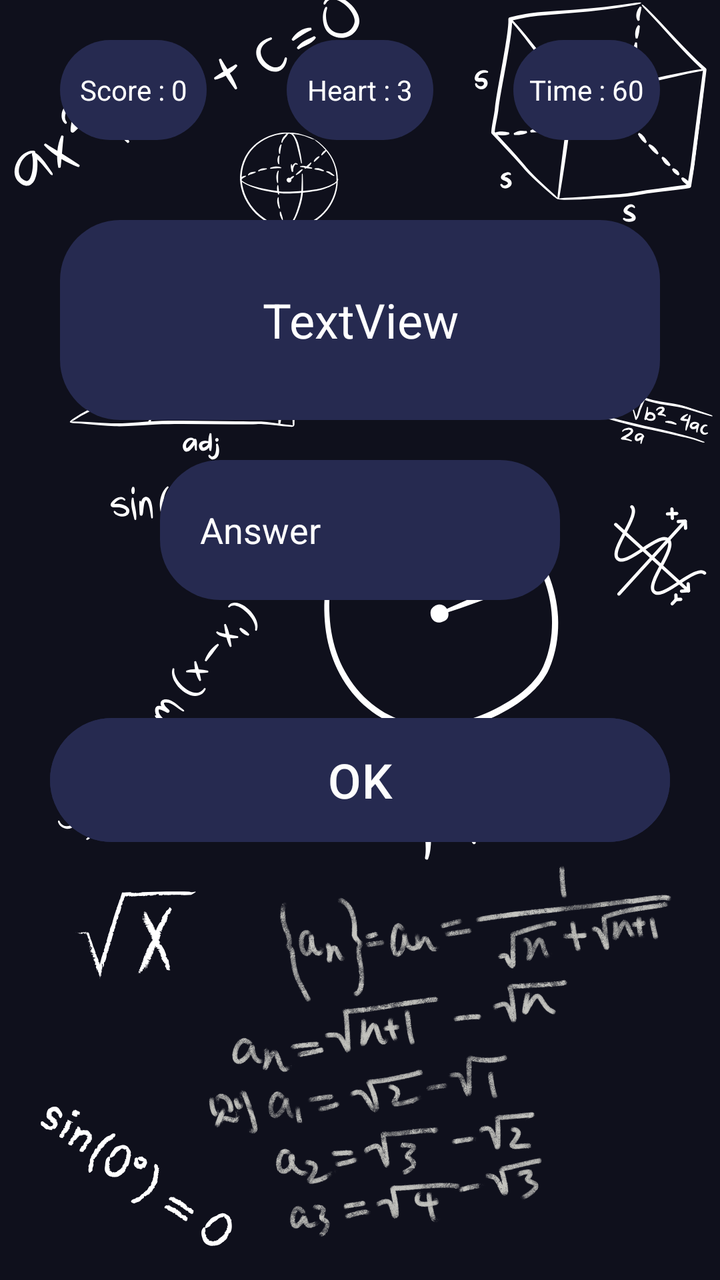
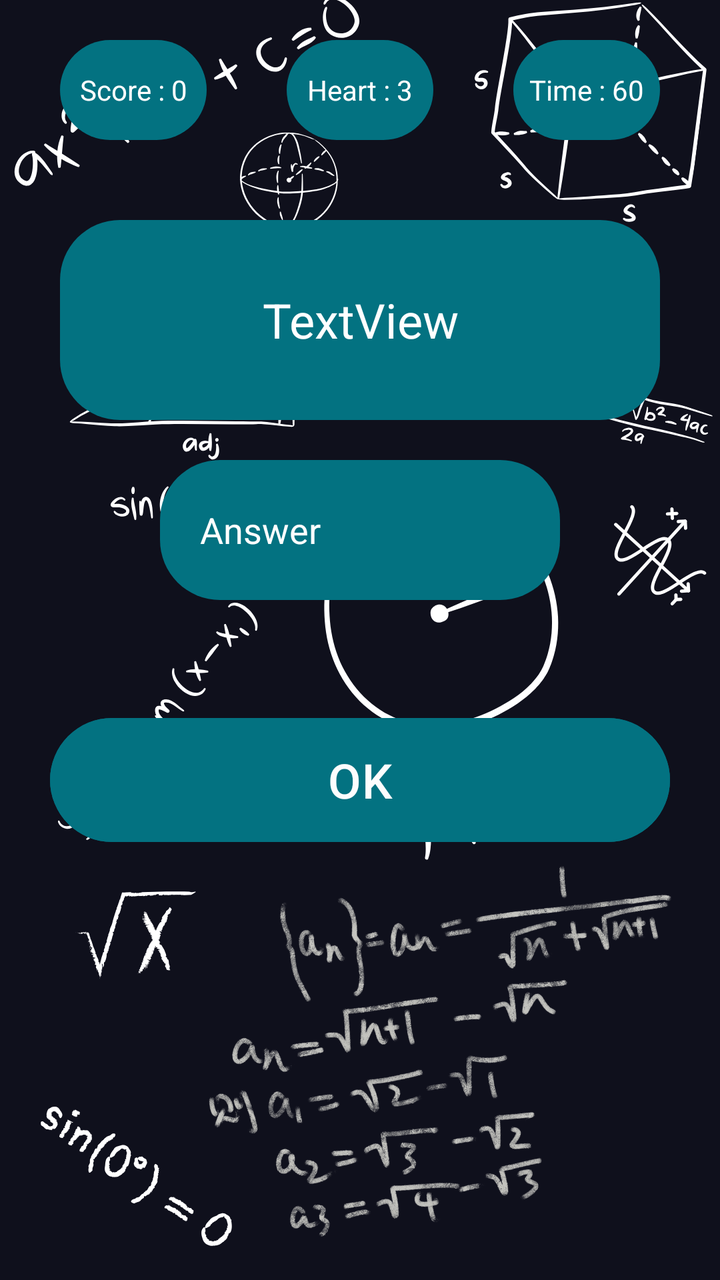

Screens rendered from an Android XML layout before and after an edit, with the pre-edit source and the edit as a unified diff.
<!-- AndroidManifest.xml: application theme Theme.MathsGame -->
<!-- res/layout/activity_multiply.xml -->
<?xml version="1.0" encoding="utf-8"?>
<LinearLayout xmlns:android="http://schemas.android.com/apk/res/android"
    xmlns:app="http://schemas.android.com/apk/res-auto"
    xmlns:tools="http://schemas.android.com/tools"
    android:id="@+id/main"
    android:layout_width="match_parent"
    android:layout_height="match_parent"
    android:background="@drawable/background"
    android:orientation="vertical"
    tools:context=".gameactivity">

    <LinearLayout
        android:layout_width="match_parent"
        android:layout_height="wrap_content"
        android:layout_marginTop="10dp"
        android:orientation="horizontal"
        android:padding="10dp">

        <TextView
            android:id="@+id/score"
            android:layout_width="50dp"
            android:layout_height="50dp"
            android:layout_marginLeft="20dp"
            android:layout_marginRight="20dp"
            android:layout_weight="1"
            android:background="@drawable/bg_radius"
            android:gravity="center"
            android:padding="5dp"
            android:text="Score : 0"
            android:textColor="#FFFFFF"
            android:textSize="14sp" />

        <TextView
            android:id="@+id/live"
            android:layout_width="50dp"
            android:layout_height="50dp"
            android:layout_marginLeft="20dp"
            android:layout_marginRight="20dp"
            android:layout_weight="1"
            android:background="@drawable/bg_radius"
            android:gravity="center"
            android:padding="5dp"
            android:text="Heart : 3"
            android:textColor="#FFFFFF"
            android:textSize="14sp" />

        <TextView
            android:id="@+id/time"
            android:layout_width="50dp"
            android:layout_height="50dp"
            android:layout_marginLeft="20dp"
            android:layout_marginRight="20dp"
            android:layout_weight="1"
            android:background="@drawable/bg_radius"
            android:gravity="center"
            android:padding="2dp"
            android:text="Time : 60"
            android:textColor="#FFFFFF"
            android:textSize="14sp" />

    </LinearLayout>

    <LinearLayout
        android:layout_width="match_parent"
        android:layout_height="wrap_content"
        android:gravity="center"
        android:orientation="vertical"/>

    <LinearLayout
        android:layout_width="match_parent"
        android:layout_height="wrap_content"
        android:orientation="vertical">

    </LinearLayout>

    <LinearLayout
        android:layout_width="match_parent"
        android:layout_height="wrap_content"
        android:gravity="center"
        android:orientation="vertical"
        android:padding="30dp">

        <TextView
            android:id="@+id/display"
            android:layout_width="300dp"
            android:layout_height="100dp"
            android:layout_marginBottom="20dp"
            android:background="@drawable/bg_radius"
            android:gravity="center"
            android:text="TextView"
            android:textColor="#FFFFFF"
            android:textSize="24sp" />

        <EditText
            android:id="@+id/answer"
            android:layout_width="200sp"
            android:layout_height="70dp"
            android:background="@drawable/bg_radius"
            android:ems="10"
            android:hint="Answer"
            android:inputType="number"
            android:padding="20dp"
            android:textColorHint="#FFFFFF" />
    </LinearLayout>

    <LinearLayout
        android:layout_width="match_parent"
        android:layout_height="wrap_content"
        android:gravity="center"
        android:orientation="horizontal"
        android:padding="25dp">

        <Button
            android:id="@+id/okbtn"
            android:layout_width="50dp"
            android:layout_height="70dp"
            android:layout_weight="1"
            android:backgroundTint="@color/Btnbg"
            android:text="OK"
            android:textColor="#FDFDFD"
            android:textColorLink="#FFFFFF"
            android:textSize="24sp" />

    </LinearLayout>

    <TextView
        android:id="@+id/error"
        android:layout_width="match_parent"
        android:layout_height="70dp"
        android:gravity="center"
        android:text=""
        android:textColor="@color/Btnbg"
        android:textSize="24sp" />
</LinearLayout>
<!-- resources referenced by this layout -->
<resources>
  <color name="Btnbg">#262A50</color>
  <!-- drawable background: png bitmap (drawable, 325658 bytes) -->
  <!-- drawable bg_radius (drawable) -->
  <?xml version="1.0" encoding="utf-8"?>
  <shape xmlns:android="http://schemas.android.com/apk/res/android">
  
      <solid android:color="@color/Btnbg"/>
  
      <corners android:radius="30dp"/>
  
  </shape>
  <style name="Theme.MathsGame" parent="Base.Theme.MathsGame" />
  <style name="Base.Theme.MathsGame" parent="Theme.Material3.DayNight.NoActionBar">
          
          
      </style>
</resources>

<!-- the commit's change to res/layout/activity_multiply.xml (unified diff, before → after) -->
@@ -115,7 +115,7 @@
             android:layout_width="50dp"
             android:layout_height="70dp"
             android:layout_weight="1"
-            android:backgroundTint="@color/Btnbg"
+            android:backgroundTint="@color/btnbg"
             android:text="OK"
             android:textColor="#FDFDFD"
             android:textColorLink="#FFFFFF"
@@ -129,6 +129,6 @@
         android:layout_height="70dp"
         android:gravity="center"
         android:text=""
-        android:textColor="@color/Btnbg"
+        android:textColor="@color/btnbg"
         android:textSize="24sp" />
 </LinearLayout>
<!-- resource entries referenced after the edit -->
@@ -1,12 +1,12 @@
 <!-- resources referenced by this layout -->
 <resources>
-  <color name="Btnbg">#262A50</color>
+  <color name="btnbg">#037281</color>
   <!-- drawable background: png bitmap (drawable, 325658 bytes) -->
   <!-- drawable bg_radius (drawable) -->
   <?xml version="1.0" encoding="utf-8"?>
   <shape xmlns:android="http://schemas.android.com/apk/res/android">
   
-      <solid android:color="@color/Btnbg"/>
+      <solid android:color="@color/btnbg"/>
   
       <corners android:radius="30dp"/>
   
